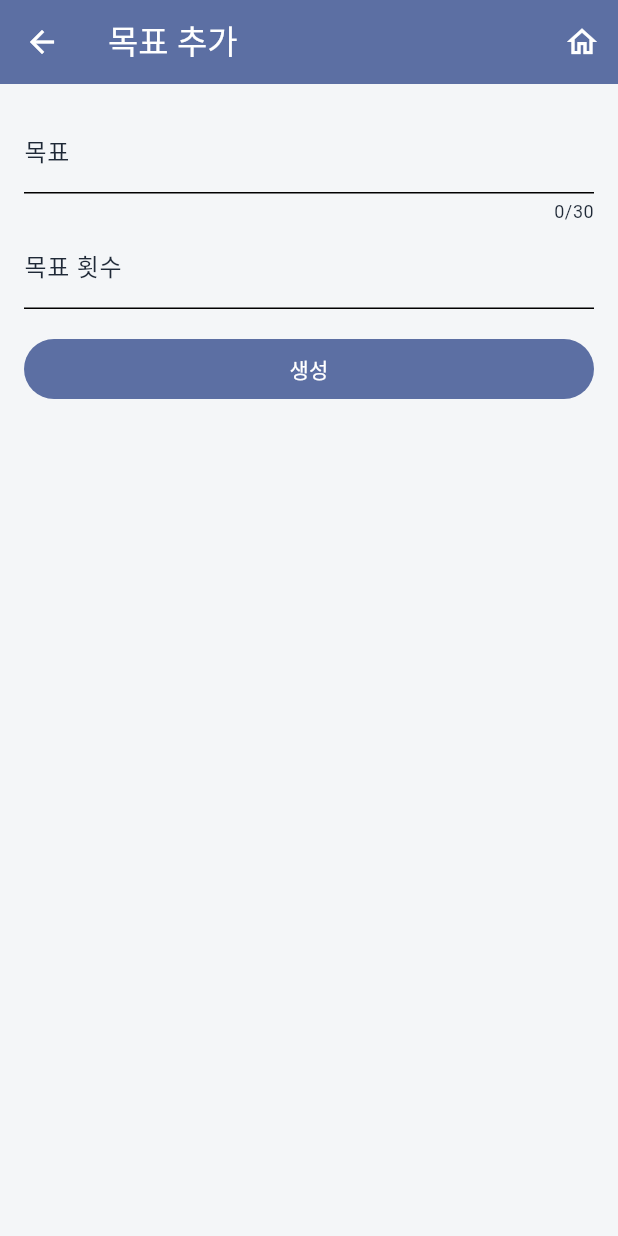
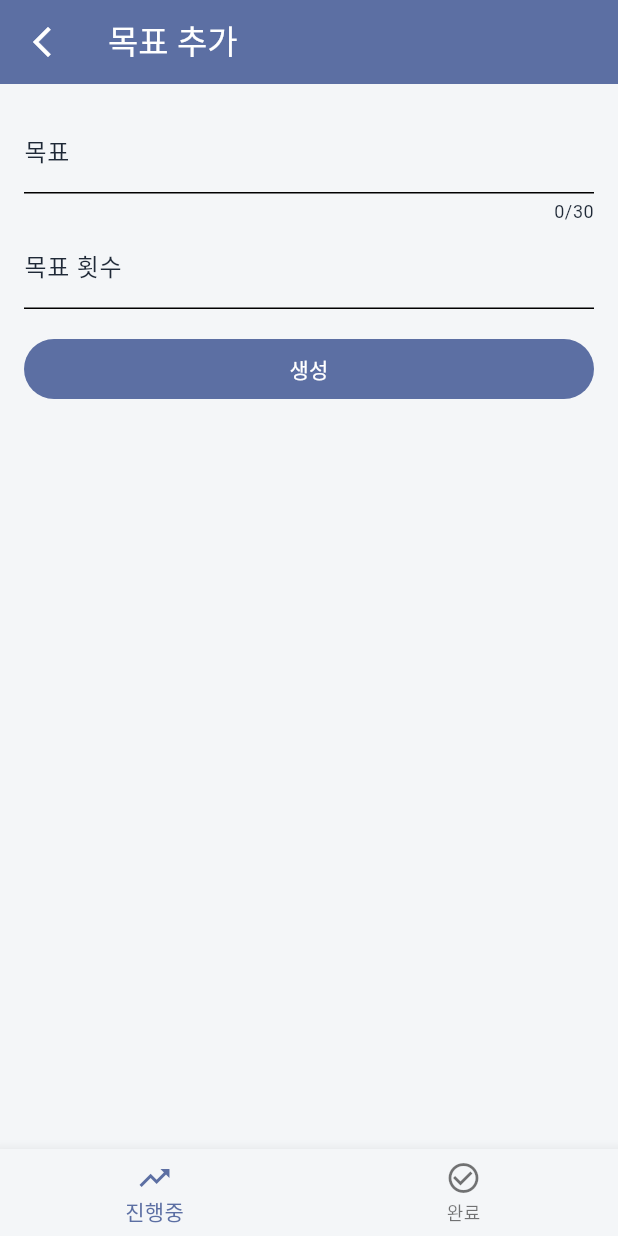
Before and after one commit to ssongbt/countup, a Flutter app: the screen it shows after launch, after a tap on the "add" icon, on a phone screen of 412 x 824 dp. Run offline on Flutter 3.47's test engine with Material 3 defaults, Android fonts, the phone set to English and light mode, and no system bars; our stand-ins replace flutter_riverpod, go_router, hive, hive_flutter; accounts and stored records are empty; Roboto replaces fonts that are missing (Pretendard); project files that could hold a hidden picture were left out.

Commit message:
추가수정2

```diff
--- a/lib/features/goals/data/repositories/hive_goal_repository.dart
+++ b/lib/features/goals/data/repositories/hive_goal_repository.dart
@@ -66,12 +66,12 @@ class HiveGoalRepository implements GoalRepository {
   }
 
   @override
-  Future<void> undoLastIncrement(String id) async {
+  Future<void> decrement(String id) async {
     final goal = await getGoalById(id);
-    if (goal == null) {
+    if (goal == null || goal.currentCount <= 1) {
       return;
     }
-    final nextCount = (goal.currentCount - 1).clamp(0, goal.targetCount);
+    final nextCount = goal.currentCount - 1;
     final updated = Goal(
       id: goal.id,
       title: goal.title,
--- a/lib/features/goals/domain/repositories/goal_repository.dart
+++ b/lib/features/goals/domain/repositories/goal_repository.dart
@@ -7,5 +7,5 @@ abstract class GoalRepository {
   Future<void> updateGoal(Goal goal);
   Future<void> deleteGoal(String id);
   Future<void> increment(String id);
-  Future<void> undoLastIncrement(String id);
+  Future<void> decrement(String id);
 }
--- a/lib/features/goals/presentation/screens/create_goal_screen.dart
+++ b/lib/features/goals/presentation/screens/create_goal_screen.dart
@@ -1,4 +1,5 @@
 import 'package:countup/features/goals/presentation/providers/goal_providers.dart';
+import 'package:countup/features/goals/presentation/widgets/home_bottom_navigation_bar.dart';
 import 'package:countup/core/routing/app_routes.dart';
 import 'package:flutter/material.dart';
 import 'package:flutter_riverpod/flutter_riverpod.dart';
@@ -43,14 +44,18 @@ class _CreateGoalScreenState extends ConsumerState<CreateGoalScreen> {
   Widget build(BuildContext context) {
     return Scaffold(
       appBar: AppBar(
+        leading: IconButton(
+          tooltip: '뒤로가기',
+          onPressed: () {
+            if (context.canPop()) {
+              context.pop();
+              return;
+            }
+            context.go(AppRoutes.home);
+          },
+          icon: const Icon(Icons.arrow_back_ios_new),
+        ),
         title: const Text('목표 추가'),
-        actions: [
-          IconButton(
-            tooltip: '홈으로',
-            onPressed: () => context.go(AppRoutes.home),
-            icon: const Icon(Icons.home_outlined),
-          ),
-        ],
       ),
       body: Padding(
         padding: const EdgeInsets.all(16),
@@ -100,6 +105,7 @@ class _CreateGoalScreenState extends ConsumerState<CreateGoalScreen> {
           ),
         ),
       ),
+      bottomNavigationBar: const HomeBottomNavigationBar(),
     );
   }
 }
--- a/lib/features/goals/presentation/widgets/home_bottom_navigation_bar.dart
+++ b/lib/features/goals/presentation/widgets/home_bottom_navigation_bar.dart
@@ -16,7 +16,7 @@ class HomeBottomNavigationBar extends ConsumerWidget {
       onTap: (index) {
         ref.read(homeTabIndexProvider.notifier).state = index;
         final location = GoRouterState.of(context).uri.path;
-        if (location.startsWith('/goal/')) {
+        if (location != AppRoutes.home) {
           context.go(AppRoutes.home);
         }
       },
@@ -24,7 +24,7 @@ class HomeBottomNavigationBar extends ConsumerWidget {
         BottomNavigationBarItem(
           icon: Icon(Icons.trending_up_outlined),
           activeIcon: Icon(Icons.trending_up),
-          label: '진행 중',
+          label: '진행중',
         ),
         BottomNavigationBarItem(
           icon: Icon(Icons.check_circle_outline),
```
Also changed, not shown: lib/features/goals/presentation/providers/goal_providers.dart (+2 -14 lines), lib/features/goals/presentation/screens/goal_detail_screen.dart (+4 -3 lines).
